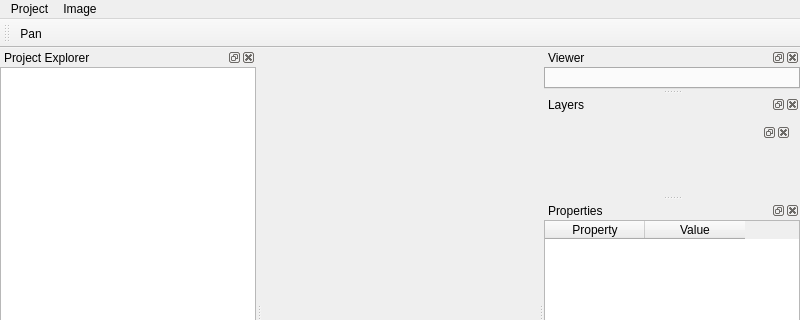
Qt form mainwindow.ui (GastonMauroDiaz/rcaiman-projects) before a commit; both pictures show x 0 to 800 and y 0 to 320 of the 800 by 600 pixel window.
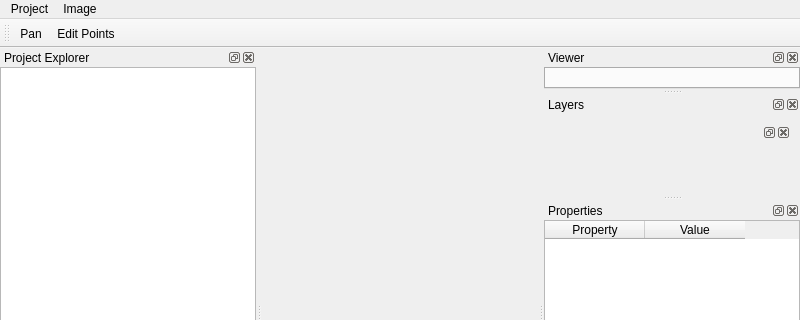
The same form after that commit. Icons and pictures are not drawn. Custom widgets are drawn as their Qt base class.

Commit message: Add properties report for points

```diff
--- a/mainwindow.ui
+++ b/mainwindow.ui
@@ -65,6 +65,7 @@
     <bool>false</bool>
    </attribute>
    <addaction name="actionPan"/>
+    <addaction name="actionEditPoints"/>
   </widget>
   <widget class="QDockWidget" name="dockProjectExplorer">
    <property name="windowTitle">
@@ -231,6 +232,17 @@
     <string>Pan</string>
    </property>
   </action>
+  <action name="actionEditPoints">
+   <property name="checkable">
+    <bool>true</bool>
+   </property>
+   <property name="text">
+    <string>Edit Points</string>
+   </property>
+   <property name="toolTip">
+    <string>Edit points on the active point layer</string>
+   </property>
+  </action>
  </widget>
  <customwidgets>
   <customwidget>
```
Lines whose indentation alone changed are shown as unchanged. The commit also changes 11 other files.
